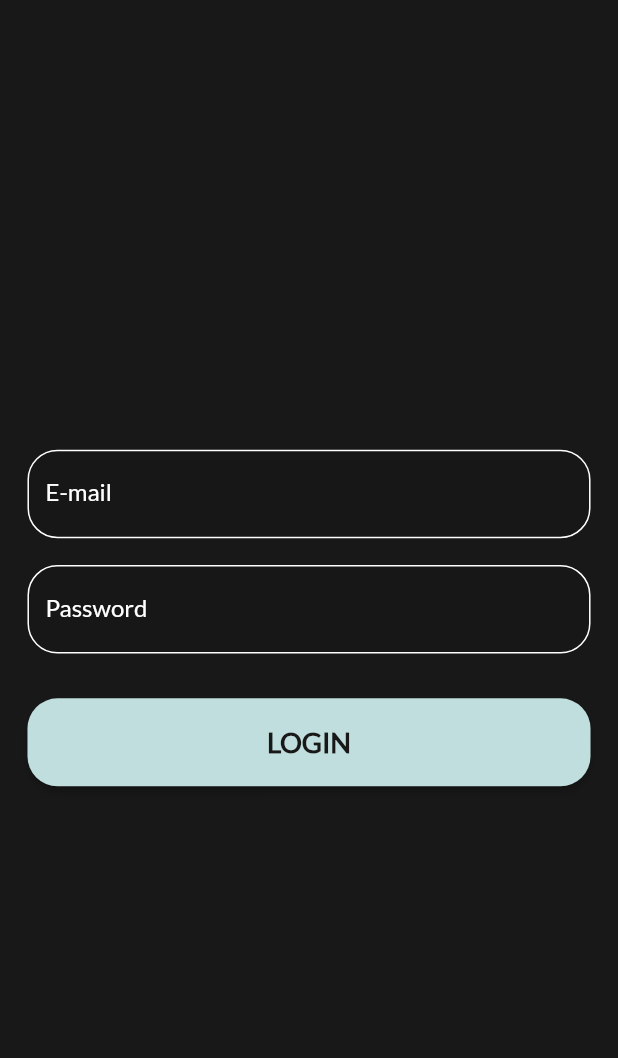
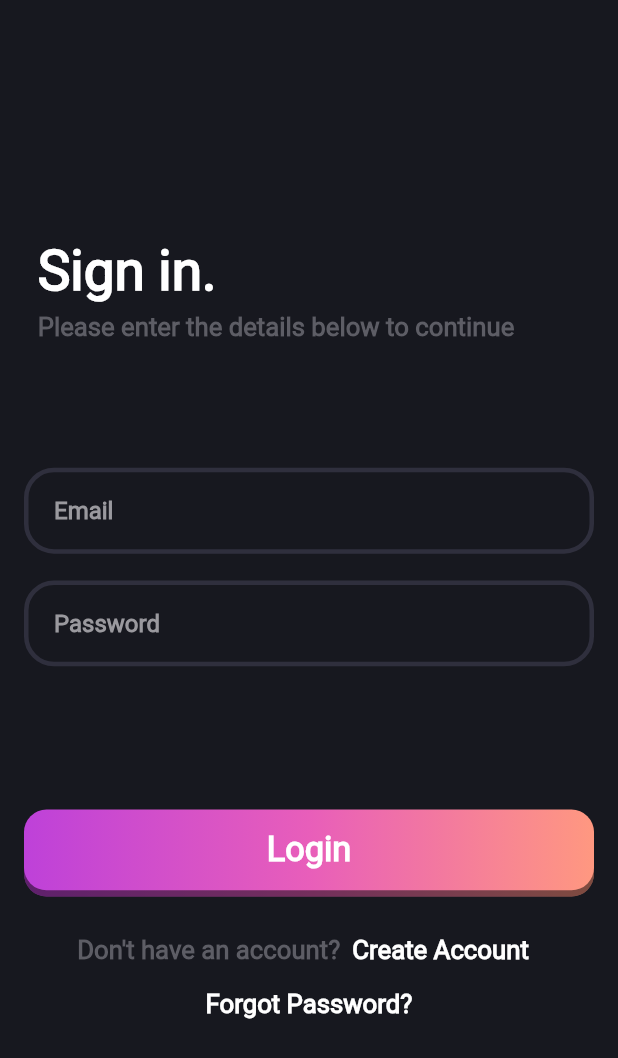
Before and after one commit to luizgasparetto/measurement-app, a Flutter app: the LoginPage screen opened by its route, on a phone screen of 412 x 824 dp. Shown: the top 1058 px of the screen. Run offline on Flutter 3.47's test engine with Material 2 defaults, Android fonts, the phone set to English and light mode, and no system bars; our stand-ins replace bloc, equatable, flutter_bloc, flutter_screenutil, flutter_svg, get_it and 1 more; network calls fail.

Commit message:
login-page-finished

```diff
--- a/lib/app/modules/presentation/ui/pages/home_page.dart
+++ b/lib/app/modules/presentation/ui/pages/home_page.dart
@@ -1,7 +1,9 @@
 import 'package:flutter/material.dart';
 import 'package:flutter_bloc/flutter_bloc.dart';
+import "dart:math" as math;
 
 import "package:flutter_screenutil/flutter_screenutil.dart";
+import 'package:flutter_svg/flutter_svg.dart';
 import 'package:get_it/get_it.dart';
 import 'package:iconly/iconly.dart';
 import 'package:measurement/app/modules/presentation/blocs/list_objects/list_objects_bloc.dart';
@@ -26,7 +28,11 @@ class HomePage extends StatelessWidget {
 
     return Scaffold(
       backgroundColor: Theme.of(context).primaryColorDark,
-      body: SingleChildScrollView(
+      body: RefreshIndicator(
+        onRefresh: () async => listBloc..add(GetObjectsEvent()),
+        color: Theme.of(context).primaryColor,
+        backgroundColor: Theme.of(context).primaryColorDark,
+        child: SingleChildScrollView(
           child: Padding(
             padding: EdgeInsets.symmetric(horizontal: 20.w, vertical: 20.h),
             child: Column(
@@ -98,9 +104,30 @@ class HomePage extends StatelessWidget {
                     )
                   ],
                 ),
-              SizedBox(height: 50.h),
+                SizedBox(height: 40.h),
+                SizedBox(
+                  height: 180.h,
+                  child: Stack(
+                    children: [
                       const CustomCameraCard(),
-              SizedBox(height: 40.h),
+                      Padding(
+                        padding: EdgeInsets.only(left: 160.w, bottom: 29.h),
+                        child: SizedBox(
+                          width: 150.h,
+                          height: 180.h,
+                          child: Transform(
+                            transform: Matrix4.rotationY(math.pi),
+                            alignment: Alignment.center,
+                            child: SvgPicture.asset(
+                              "assets/svg/men.svg",
+                              fit: BoxFit.cover,
+                            ),
+                          ),
+                        ),
+                      )
+                    ],
+                  ),
+                ),
                 Padding(
                   padding: EdgeInsets.only(left: 10.w),
                   child: Text(
@@ -120,6 +147,7 @@ class HomePage extends StatelessWidget {
                     } else if (state is ListObjectsLoadedState) {
                       return ListView.builder(
                         shrinkWrap: true,
+                        physics: const NeverScrollableScrollPhysics(),
                         itemCount: state.objects.length,
                         itemBuilder: (context, index) {
                           return Padding(
@@ -140,6 +168,7 @@ class HomePage extends StatelessWidget {
             ),
           ),
         ),
+      ),
     );
   }
 }
--- a/lib/app/modules/presentation/ui/pages/login_page.dart
+++ b/lib/app/modules/presentation/ui/pages/login_page.dart
@@ -1,19 +1,13 @@
-import 'dart:convert';
-
 import 'package:flutter/material.dart';
 import 'package:flutter_screenutil/flutter_screenutil.dart';
 import 'package:measurement/app/modules/presentation/ui/pages/home_page.dart';
-import 'package:shared_preferences/shared_preferences.dart';
+import 'package:measurement/app/modules/presentation/ui/widgets/custom_elevated_button.dart';
+import 'package:measurement/app/modules/presentation/ui/widgets/custom_input_form.dart';
 
-import 'package:http/http.dart' as http;
-
-class LoginPage extends StatefulWidget {
+class LoginPage extends StatelessWidget {
   const LoginPage({Key? key}) : super(key: key);
 
-  @override
-  State<LoginPage> createState() => _LoginPageState();
-
-  static const String routeName = '/login';
+  static const String routeName = "/login";
 
   static Route route() {
     return MaterialPageRoute(
@@ -21,150 +15,105 @@ class LoginPage extends StatefulWidget {
       settings: const RouteSettings(name: routeName),
     );
   }
-}
-
-class _LoginPageState extends State<LoginPage> {
-  final _formKey = GlobalKey<FormState>();
-
-  final _emailController = TextEditingController();
-  final _passwordController = TextEditingController();
 
   @override
   Widget build(BuildContext context) {
     return Scaffold(
       backgroundColor: Theme.of(context).primaryColorDark,
-      body: Center(
-        child: Form(
-          key: _formKey,
-          child: SingleChildScrollView(
-            padding: EdgeInsets.symmetric(horizontal: 16.w),
-            child: Column(
-              crossAxisAlignment: CrossAxisAlignment.stretch,
-              children: [
-                TextFormField(
-                  controller: _emailController,
-                  keyboardType: TextInputType.emailAddress,
-                  style: const TextStyle(color: Colors.white),
-                  decoration: InputDecoration(
-                    filled: true,
-                    label: const Text(
-                      'E-mail',
-                      style: TextStyle(color: Colors.white),
-                    ),
-                    enabledBorder: OutlineInputBorder(
-                      borderRadius: BorderRadius.circular(20),
-                      borderSide: const BorderSide(color: Colors.white),
-                    ),
-                    focusedBorder: OutlineInputBorder(
-                      borderRadius: BorderRadius.circular(20),
-                      borderSide: const BorderSide(color: Colors.white),
+      body: Padding(
+        padding: const EdgeInsets.all(16),
+        child: Column(
+          crossAxisAlignment: CrossAxisAlignment.start,
+          children: [
+            SizedBox(height: 120.h),
+            Padding(
+              padding: EdgeInsets.only(left: 8.w),
+              child: Column(
+                crossAxisAlignment: CrossAxisAlignment.start,
+                children: [
+                  Text(
+                    'Sign in.',
+                    style: TextStyle(
+                      color: Colors.white,
+                      fontSize: 32.sp,
+                      fontWeight: FontWeight.bold,
                     ),
                   ),
-                  validator: (email) {
-                    if (email == null || email.isEmpty) {
-                      return 'Please, type your email';
-                    } else if (!RegExp(
-                            r"^[a-zA-Z0-9.a-zA-Z0-9.!#$%&'*+-/=?^_`{|}~]+@[a-zA-Z0-9]+\.[a-zA-Z]+")
-                        .hasMatch(_emailController.text)) {
-                      return 'Please, enter a correct e-mail address';
-                    }
-                    return null;
-                  },
-                ),
-                SizedBox(height: 15.h),
-                TextFormField(
-                  controller: _passwordController,
-                  keyboardType: TextInputType.text,
-                  obscureText: true,
-                  style: const TextStyle(color: Colors.white),
-                  decoration: InputDecoration(
-                    filled: true,
-                    label: const Text(
-                      'Password',
-                      style: TextStyle(color: Colors.white),
-                    ),
-                    enabledBorder: OutlineInputBorder(
-                      borderRadius: BorderRadius.circular(20),
-                      borderSide: const BorderSide(color: Colors.white),
-                    ),
-                    focusedBorder: OutlineInputBorder(
-                      borderRadius: BorderRadius.circular(20),
-                      borderSide: const BorderSide(color: Colors.white),
+                  SizedBox(height: 5.h),
+                  Text(
+                    'Please enter the details below to continue',
+                    style: TextStyle(
+                      color: Theme.of(context).dialogBackgroundColor,
+                      fontSize: 15.sp,
+                      fontWeight: FontWeight.bold,
                     ),
                   ),
-                  validator: (password) {
-                    if (password == null || password.isEmpty) {
-                      return 'Please, type your password';
-                    } else if (password.length < 6) {
-                      return 'Please, type a password longer than 6 characters';
-                    }
-                    return null;
-                  },
-                ),
-                SizedBox(height: 25.h),
-                ElevatedButton(
-                  style: ElevatedButton.styleFrom(
-                    primary: Theme.of(context).primaryColor,
-                    shape: RoundedRectangleBorder(
-                      borderRadius: BorderRadius.circular(20),
-                    ),
-                  ),
-                  child: Padding(
-                    padding: EdgeInsets.all(16.w),
-                    child: Text(
-                      "LOGIN",
+                ],
+              ),
+            ),
+            SizedBox(height: 70.h),
+            const CustomInputForm(label: 'Email', paddingLeft: 20),
+            SizedBox(height: 15.h),
+            const CustomInputForm(label: 'Password', paddingLeft: 20),
+            SizedBox(height: 80.h),
+            CustomElevatedButton(
+              onPressed: () => Navigator.pushReplacementNamed(
+                context,
+                HomePage.routeName,
+              ),
+              label: "Login",
+              width: double.infinity,
+              height: 45.h,
+            ),
+            SizedBox(height: 10.h),
+            Stack(
+              children: [
+                Row(
+                  mainAxisAlignment: MainAxisAlignment.center,
+                  children: [
+                    Text(
+                      "Don't have an account?",
                       style: TextStyle(
-                        color: Theme.of(context).primaryColorDark,
-                        fontSize: 16.sp,
+                        color: Theme.of(context).dialogBackgroundColor,
+                        fontSize: 15.sp,
                         fontWeight: FontWeight.bold,
                       ),
                     ),
+                    TextButton(
+                      child: Text(
+                        "Create Account",
+                        style: TextStyle(
+                          color: Colors.white,
+                          fontWeight: FontWeight.bold,
+                          fontSize: 15.sp,
+                        ),
+                      ),
+                      onPressed: () {},
+                    )
+                  ],
+                ),
+                Padding(
+                  padding: EdgeInsets.only(top: 30.h),
+                  child: Align(
+                    alignment: Alignment.center,
+                    child: TextButton(
+                      child: Text(
+                        "Forgot Password?",
+                        style: TextStyle(
+                          color: Colors.white,
+                          fontWeight: FontWeight.bold,
+                          fontSize: 15.sp,
+                        ),
+                      ),
+                      onPressed: () {},
+                    ),
                   ),
-                  onPressed: () async {
-                    FocusScopeNode currentFocus = FocusScope.of(context);
-                    if (_formKey.currentState!.validate()) {
-                      currentFocus.unfocus();
-                      final loginResult = await login();
-
-                      if (loginResult) {
-                        Navigator.pushReplacementNamed(
-                          context,
-                          HomePage.routeName,
-                        );
-                      } else {
-                        _passwordController.clear();
-                        ScaffoldMessenger.of(context)
-                            .showSnackBar(const SnackBar(
-                          content: Text("Login failed, please try again"),
-                        ));
-                      }
-                    }
-                  },
-                )
+                ),
               ],
             ),
-          ),
+          ],
         ),
       ),
     );
   }
-
-  Future<bool> login() async {
-    final sharedPreferences = await SharedPreferences.getInstance();
-
-    final url = Uri.parse("https://api.vizion.dev/sessions");
-
-    final response = await http.post(url, body: {
-      "email": _emailController.text,
-      "password": _passwordController.text,
-    });
-
-    if (response.statusCode == 201) {
-      print(jsonDecode(response.body)['token']);
-      return true;
-    } else {
-      print(jsonDecode(response.body));
-      return false;
-    }
-  }
 }
--- /dev/null
+++ b/lib/app/modules/presentation/ui/widgets/custom_elevated_button.dart
@@ -0,0 +1,71 @@
+import 'package:flutter/material.dart';
+import 'package:flutter_screenutil/flutter_screenutil.dart';
+
+class CustomElevatedButton extends StatelessWidget {
+  final double? width;
+  final double height;
+  final Gradient gradient;
+  final VoidCallback? onPressed;
+  final String label;
+
+  const CustomElevatedButton({
+    Key? key,
+    required this.onPressed,
+    required this.label,
+    this.width,
+    this.height = 44.0,
+    this.gradient = const LinearGradient(
+      colors: [
+        Color.fromRGBO(190, 65, 217, 1),
+        Color.fromRGBO(232, 94, 186, 1),
+        Color.fromRGBO(255, 152, 128, 1),
+      ],
+    ),
+  }) : super(key: key);
+
+  @override
+  Widget build(BuildContext context) {
+    return InkWell(
+      child: Stack(
+        children: [
+          Padding(
+            padding: EdgeInsets.only(top: 3.5.h),
+            child: Container(
+              width: width,
+              height: height,
+              decoration: BoxDecoration(
+                gradient: gradient,
+                borderRadius: BorderRadius.circular(15),
+              ),
+              child: Container(
+                decoration: BoxDecoration(
+                  color: Colors.black.withOpacity(0.5),
+                  borderRadius: BorderRadius.circular(15),
+                ),
+              ),
+            ),
+          ),
+          Container(
+            width: width,
+            height: height,
+            decoration: BoxDecoration(
+              gradient: gradient,
+              borderRadius: BorderRadius.circular(15),
+            ),
+            child: Center(
+              child: Text(
+                label,
+                style: TextStyle(
+                  fontSize: 20.sp,
+                  color: Colors.white,
+                  fontWeight: FontWeight.bold,
+                ),
+              ),
+            ),
+          ),
+        ],
+      ),
+      onTap: onPressed,
+    );
+  }
+}
--- /dev/null
+++ b/lib/app/modules/presentation/ui/widgets/custom_input_form.dart
@@ -0,0 +1,47 @@
+import 'package:flutter/material.dart';
+import 'package:flutter_screenutil/flutter_screenutil.dart';
+
+class CustomInputForm extends StatelessWidget {
+  final String label;
+  final double paddingLeft;
+  final TextAlign textAlign;
+
+  const CustomInputForm({
+    Key? key,
+    required this.label,
+    this.paddingLeft = 0,
+    this.textAlign = TextAlign.start,
+  }) : super(key: key);
+
+  @override
+  Widget build(BuildContext context) {
+    return TextFormField(
+      textAlign: textAlign,
+      style: const TextStyle(
+        color: Colors.white,
+      ),
+      decoration: InputDecoration(
+        hintText: label,
+        contentPadding: EdgeInsets.only(left: paddingLeft, bottom: 32.h),
+        hintStyle: const TextStyle(
+          color: Color.fromARGB(255, 154, 153, 158),
+          fontWeight: FontWeight.bold,
+        ),
+        focusedBorder: OutlineInputBorder(
+          borderSide: const BorderSide(
+            color: Color.fromRGBO(47, 47, 61, 1),
+            width: 3,
+          ),
+          borderRadius: BorderRadius.circular(20),
+        ),
+        enabledBorder: OutlineInputBorder(
+          borderRadius: BorderRadius.circular(20),
+          borderSide: const BorderSide(
+            color: Color.fromRGBO(47, 47, 61, 1),
+            width: 3,
+          ),
+        ),
+      ),
+    );
+  }
+}
--- a/lib/app/shared/app_widget.dart
+++ b/lib/app/shared/app_widget.dart
@@ -1,7 +1,7 @@
 import 'package:flutter/material.dart';
 import 'package:flutter_bloc/flutter_bloc.dart';
 import 'package:flutter_screenutil/flutter_screenutil.dart';
-import 'package:measurement/app/modules/presentation/ui/pages/home_page.dart';
+import 'package:measurement/app/modules/presentation/ui/pages/login_page.dart';
 import 'package:measurement/app/shared/injection/bloc_providers.dart';
 import 'package:measurement/app/shared/routes/routes.dart';
 import 'package:measurement/app/shared/themes/main_theme.dart';
@@ -20,7 +20,7 @@ class MyApp extends StatelessWidget {
           title: 'Object Measurement',
           debugShowCheckedModeBanner: false,
           onGenerateRoute: AppRouter.onGenerateRoutes,
-          initialRoute: HomePage.routeName,
+          initialRoute: LoginPage.routeName,
           theme: MainTheme.getTheme(),
         ),
       ),
--- a/lib/app/shared/themes/main_theme.dart
+++ b/lib/app/shared/themes/main_theme.dart
@@ -4,8 +4,10 @@ class MainTheme {
   static ThemeData getTheme() {
     return ThemeData(
       primaryColor: const Color.fromRGBO(192, 222, 221, 1),
-      primaryColorDark: const Color.fromRGBO(24, 24, 24, 1),
-      fontFamily: 'Lato',
+      //primaryColorDark: const Color.fromRGBO(24, 24, 24, 1),
+      primaryColorDark: const Color.fromRGBO(23, 24, 31, 1),
+      dialogBackgroundColor: Color.fromARGB(255, 93, 93, 101),
+      fontFamily: 'Roboto',
     );
   }
 }
```
Also changed, not shown: pubspec.yaml (+6 -6 lines), assets/fonts/Roboto-Regular.ttf (added), assets/svg/men.svg (added), pubspec.lock. Lines whose indentation alone changed are shown as unchanged.
